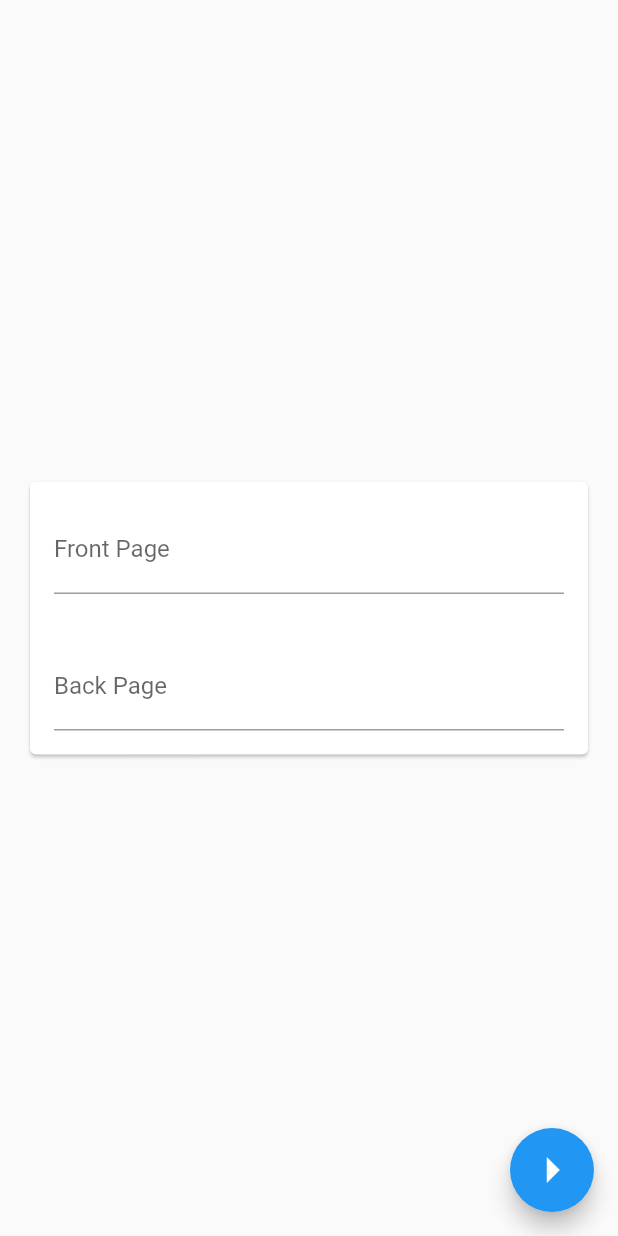
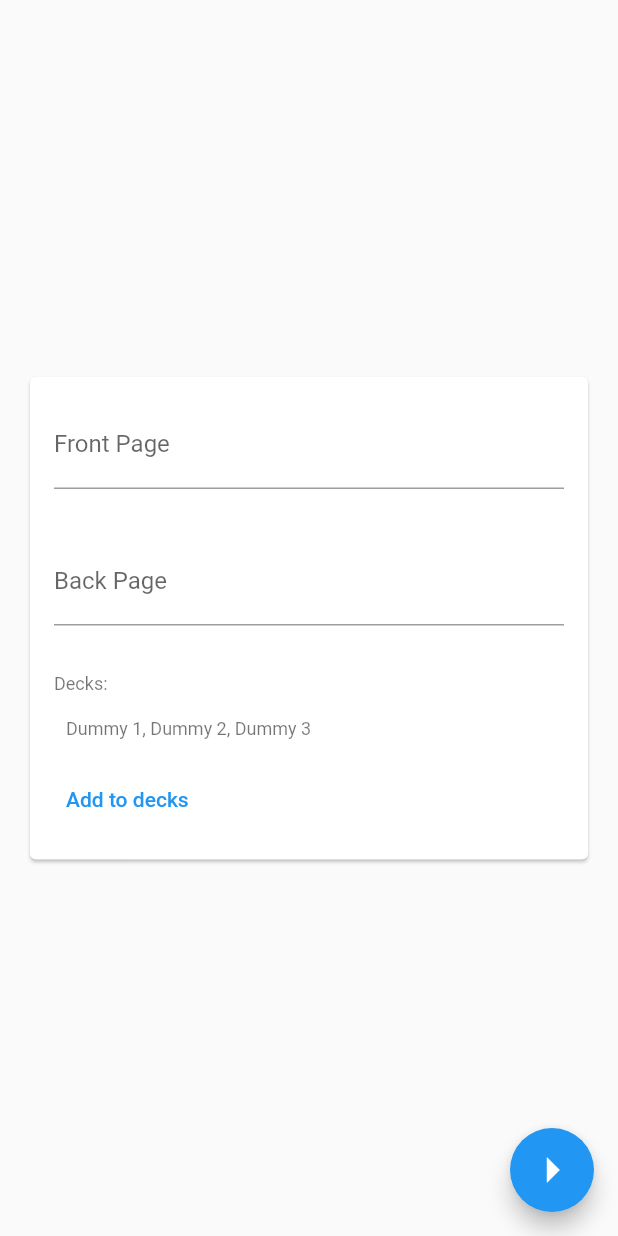
Before and after one commit to Matheovi/flashcardsFlutter, a Flutter app: the NewFlashcardScreen screen opened by its route, on a phone screen of 412 x 824 dp. Run offline on Flutter 3.47's test engine with Material 2 defaults, Android fonts, the phone set to English and light mode, and no system bars; our stand-ins replace flutter_riverpod.

Commit message:
Added 'Add to decks' button for flashcard

```diff
--- a/lib/features/new_flashcard/new_flashcard_screen.dart
+++ b/lib/features/new_flashcard/new_flashcard_screen.dart
@@ -42,6 +42,36 @@ class NewFlashcardScreen extends StatelessWidget {
                     ),
                   ),
                 ),
+                Padding(
+                  padding: const EdgeInsets.all(16.0),
+                  child: Align(
+                    alignment: Alignment.centerLeft,
+                    child: Text(
+                      'Decks:',
+                      style: Theme.of(context).textTheme.bodySmall,
+                    ),
+                  ),
+                ),
+                Padding(
+                  padding: const EdgeInsets.only(left: 24.0),
+                  child: Align(
+                    alignment: Alignment.centerLeft,
+                    child: Text(
+                      'Dummy 1, Dummy 2, Dummy 3',
+                      style: Theme.of(context).textTheme.bodySmall,
+                    ),
+                  ),
+                ),
+                Padding(
+                  padding: const EdgeInsets.all(16.0),
+                  child: Align(
+                    alignment: Alignment.centerLeft,
+                    child: TextButton(
+                      onPressed: () => {},
+                      child: const Text('Add to decks'),
+                    ),
+                  ),
+                )
               ],
             ),
           ),
```
